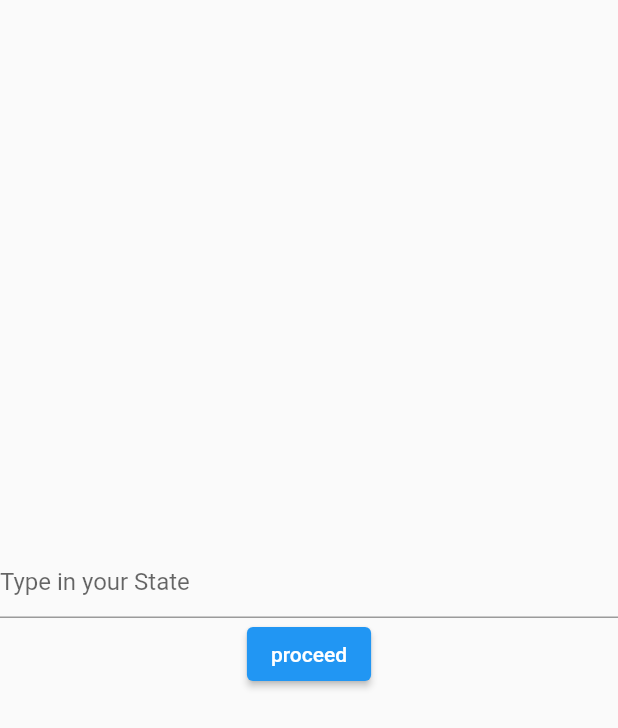
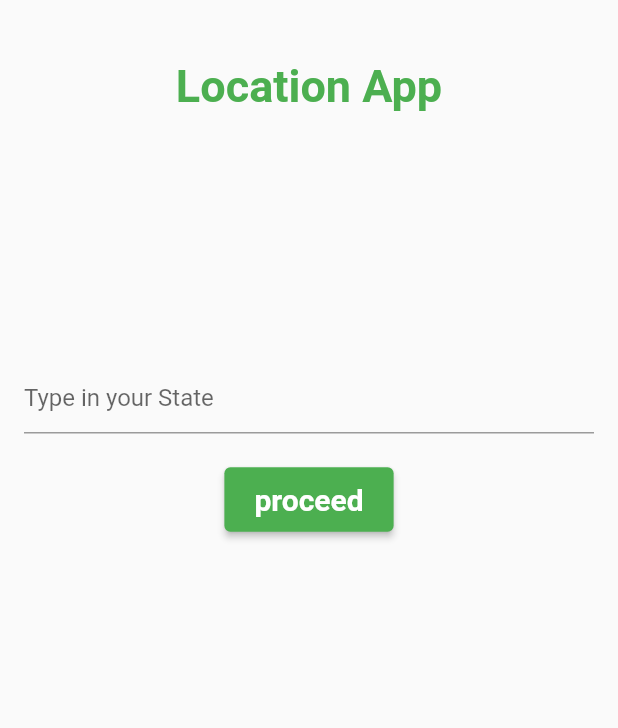
Before and after one commit to masteribro/LocationApp, a Flutter app: the screen it shows after launch, on a phone screen of 412 x 824 dp. Shown: the top 728 px of the screen. Run offline on Flutter 3.47's test engine with Material 2 defaults, Android fonts, the phone set to English and light mode, and no system bars.

Commit message:
final commit

```diff
--- a/lib/view/homePage.dart
+++ b/lib/view/homePage.dart
@@ -1,5 +1,5 @@
 import 'package:flutter/material.dart';
-import 'package:weather_app/view/weatherInfo.dart';
+import 'package:weather_app/view/locationInfo.dart';
 
 import '../model/global_variable.dart';
 
@@ -16,11 +16,19 @@ class _HomePageState extends State<HomePage> {
   @override
   Widget build(BuildContext context) {
     return Scaffold(
-      body: Center(
+      body: SafeArea(
         child: Column(
-          mainAxisAlignment: MainAxisAlignment.center,
+
           children: [
-            weatherApp()
+            const SizedBox(height: 40,),
+            const Align(
+                alignment: AlignmentDirectional.topCenter,
+                child: Text('Location App', style: TextStyle(color: Colors.green, fontSize: 30,
+                fontWeight: FontWeight.bold
+                ),)),
+            const SizedBox(height: 150,),
+            LocationApp(),
+
 
           ],
         ),
@@ -30,25 +38,42 @@ class _HomePageState extends State<HomePage> {
 
 
 
-  Widget weatherApp(){
-    return Center(
+  Widget LocationApp(){
+    return Padding(
+      padding: const EdgeInsets.all(16.0),
+      child: Center(
         child: Form(
           key: formkey,
           child: Column(
             children: [
+
+
              TextFormField(
                controller: controller,
-            decoration: const InputDecoration(
+              decoration:  const InputDecoration(
                 hintText: 'Type in your State',
               ),
              ),
-            ElevatedButton(onPressed: (){
-              // if(formkey.currentState?.validate() == true){}
+              const SizedBox(height: 20,),
+              ElevatedButton(
+
+                  onPressed: (){
                 location = controller.text;
                 Navigator.push(
                   context,
-                MaterialPageRoute(builder: (context) =>  WeatherInfo()));}, child: Text('proceed'))
+                  MaterialPageRoute(builder: (context) =>  const LocationInfo()));},
+                  style: ElevatedButton.styleFrom(
+              primary: Colors.green,
+                  padding: const EdgeInsets.symmetric(horizontal: 20, vertical: 10),
+                  textStyle: const TextStyle(
+                      fontSize: 20,
+                      fontWeight: FontWeight.bold)),
+
+                  child: const Text('proceed'),
+        )
+
             ],
+          ),
         ),
       ),
     );
```
Also changed, not shown: lib/view/locationInfo.dart (added, +109 -0 lines), lib/view/weatherInfo.dart (deleted, +0 -75 lines). Lines whose indentation alone changed are shown as unchanged.
